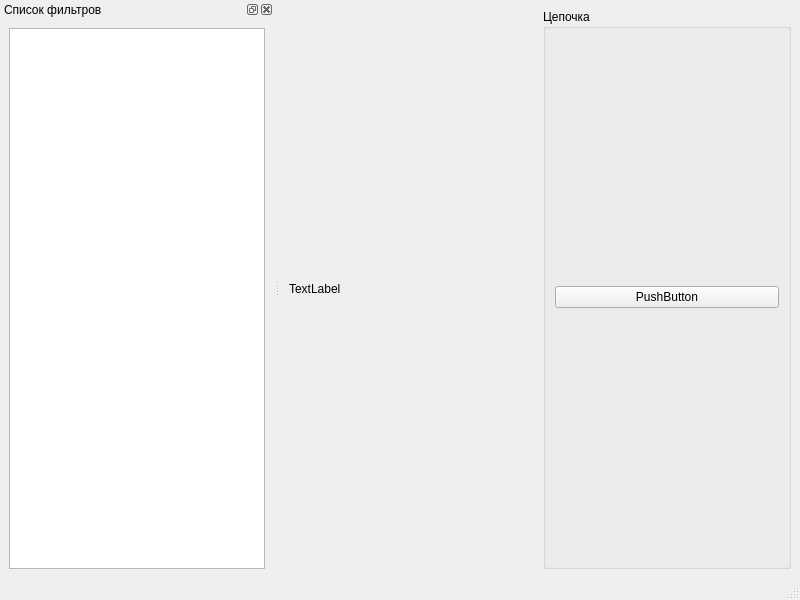
Above: mainwindow.ui from KuTTuZoV/GUI before the change. Below: the same form after it.
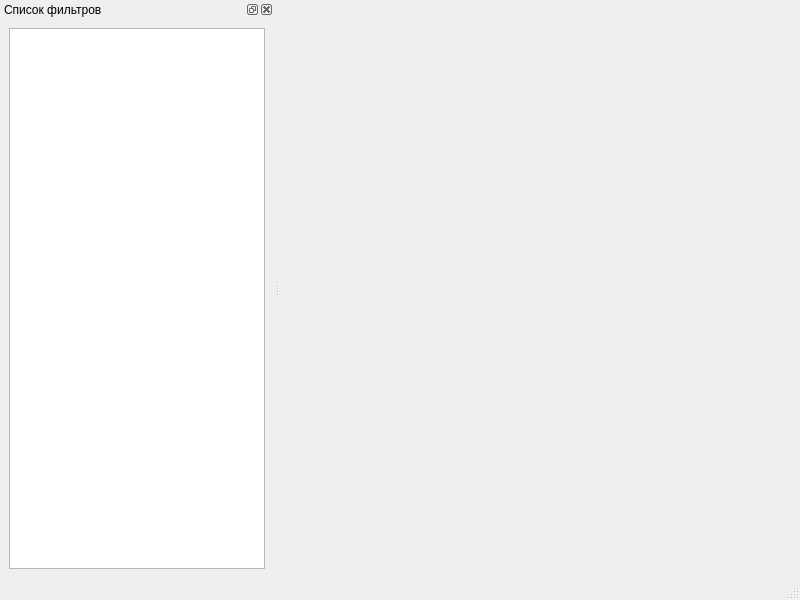
That is the form after the change.

Diff of the .ui file:
```diff
--- a/mainwindow.ui
+++ b/mainwindow.ui
@@ -18,29 +18,10 @@
     <item row="0" column="0">
      <widget class="QLabel" name="label">
       <property name="text">
-       <string>TextLabel</string>
+       <string/>
       </property>
      </widget>
     </item>
-    <item row="0" column="1">
-     <widget class="QGroupBox" name="groupBox">
-      <property name="title">
-       <string>Цепочка</string>
-      </property>
-      <layout class="QVBoxLayout" name="verticalLayout_2">
-       <item>
-        <widget class="QPushButton" name="bw">
-         <property name="text">
-          <string>PushButton</string>
-         </property>
-        </widget>
-       </item>
-       <item>
-        <layout class="QVBoxLayout" name="verticalLayout"/>
-       </item>
-      </layout>
-     </widget>
-    </item>
    </layout>
   </widget>
   <widget class="QMenuBar" name="menubar">
```
